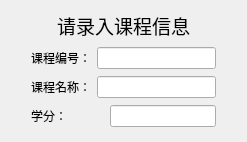
First picture: the form in classentrydialog.ui, repository xzjqx/Student-Management, before the edit.
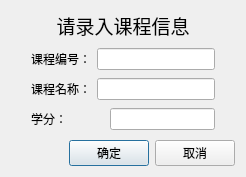
Second picture: the form after the edit.

Diff of the .ui file:
```diff
--- a/classentrydialog.ui
+++ b/classentrydialog.ui
@@ -6,13 +6,27 @@
    <rect>
     <x>0</x>
     <y>0</y>
-    <width>247</width>
-    <height>142</height>
+    <width>246</width>
+    <height>177</height>
    </rect>
   </property>
+  <property name="minimumSize">
+   <size>
+    <width>246</width>
+    <height>177</height>
+   </size>
+  </property>
+  <property name="maximumSize">
+   <size>
+    <width>246</width>
+    <height>177</height>
+   </size>
+  </property>
   <property name="windowTitle">
    <string>Dialog</string>
   </property>
+  <layout class="QVBoxLayout" name="verticalLayout_4">
+   <item>
   <layout class="QVBoxLayout" name="verticalLayout_3">
    <item>
     <layout class="QVBoxLayout" name="verticalLayout_2">
@@ -109,6 +123,39 @@
           </size>
          </property>
         </spacer>
+         </item>
+        </layout>
+       </item>
+      </layout>
+     </item>
+     <item>
+      <layout class="QHBoxLayout" name="horizontalLayout_5">
+       <item>
+        <spacer name="horizontalSpacer_2">
+         <property name="orientation">
+          <enum>Qt::Horizontal</enum>
+         </property>
+         <property name="sizeHint" stdset="0">
+          <size>
+           <width>40</width>
+           <height>20</height>
+          </size>
+         </property>
+        </spacer>
+       </item>
+       <item>
+        <widget class="QPushButton" name="classSubmitButton">
+         <property name="text">
+          <string>确定</string>
+         </property>
+        </widget>
+       </item>
+       <item>
+        <widget class="QPushButton" name="classCancelButton">
+         <property name="text">
+          <string>取消</string>
+         </property>
+        </widget>
        </item>
       </layout>
      </item>
```
Lines whose indentation alone changed are shown as unchanged.
